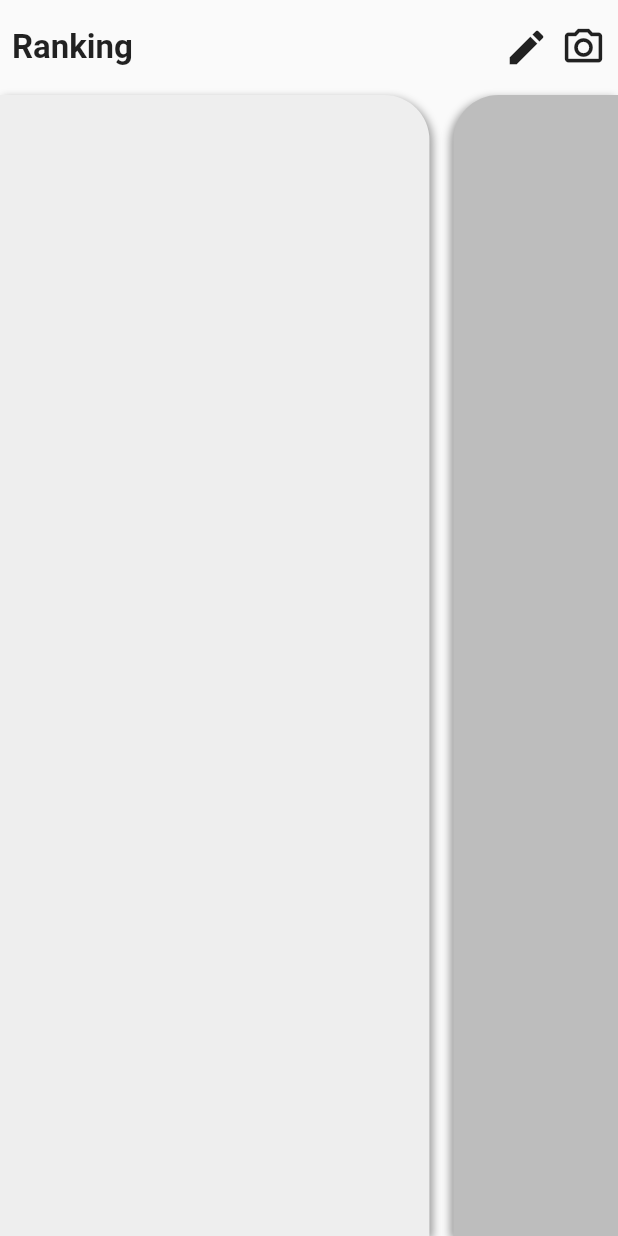
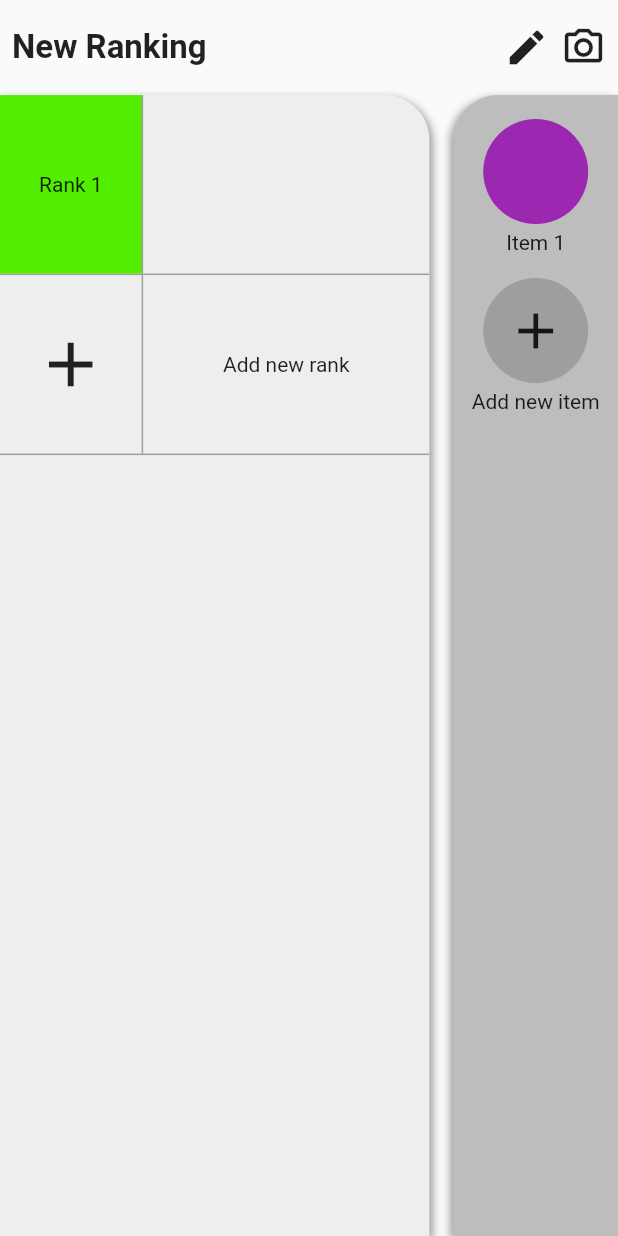
Before and after one commit to gabriel371/rnkr, a Flutter app: the screen it shows after launch, on a phone screen of 412 x 824 dp. Run offline on Flutter 3.47's test engine with Material 2 defaults, Android fonts, the phone set to English and light mode, and no system bars; missing offline and left inert: localstore.

Commit message:
created buttons for adding new ranks and new items

```diff
--- a/lib/app/app.dart
+++ b/lib/app/app.dart
@@ -11,7 +11,7 @@ class App extends StatelessWidget {
       debugShowCheckedModeBanner: false,
       title: 'rnkr',
       theme: ThemeData(
-        primarySwatch: Colors.blue,
+        primarySwatch: Colors.green,
       ),
       home: const HomePage(),
     );
--- a/lib/app/pages/home/home_page.dart
+++ b/lib/app/pages/home/home_page.dart
@@ -1,10 +1,11 @@
-import 'dart:convert';
-
 import 'package:flutter/material.dart';
-import 'package:rnkr/app/data/categories.dart';
-import 'package:rnkr/app/data/models/category_model.dart';
+import 'package:rnkr/app/data/models/item_model.dart';
+import 'package:rnkr/app/data/models/rank_model.dart';
 import 'package:rnkr/app/data/models/ranking_model.dart';
-import 'package:rnkr/main.dart';
+import 'package:rnkr/app/pages/home/widgets/add_item_button.dart';
+import 'package:rnkr/app/pages/home/widgets/add_rank_button.dart';
+import 'package:rnkr/app/pages/home/widgets/item.dart';
+import 'package:rnkr/app/pages/home/widgets/rank.dart';
 
 import '../../global/constants.dart';
 
@@ -16,6 +17,25 @@ class HomePage extends StatefulWidget {
 }
 
 class _HomePageState extends State<HomePage> {
+  // Just a temporary example
+  RankingModel ranking = RankingModel(
+    name: 'New Ranking',
+    ranks: [
+      RankModel(
+        name: 'Rank 1',
+        color: const Color(0xFF51EE00),
+        position: 0,
+        items: [],
+      ),
+    ],
+    items: [
+      ItemModel(
+        name: 'Item 1',
+        repeatable: false,
+      ),
+    ],
+  );
+
   @override
   Widget build(BuildContext context) {
     return Scaffold(
@@ -34,10 +54,9 @@ class _HomePageState extends State<HomePage> {
                   child: Row(
                     mainAxisAlignment: MainAxisAlignment.spaceBetween,
                     children: [
-                      const Text(
-                        // ranking.name,
-                        'Ranking',
-                        style: TextStyle(
+                      Text(
+                        ranking.name,
+                        style: const TextStyle(
                           fontSize: 22.0,
                           fontWeight: FontWeight.bold,
                         ),
@@ -94,8 +113,13 @@ class _HomePageState extends State<HomePage> {
                             topRight: Radius.circular(30.0),
                           ),
                           child: ListView(
-                            // TODO: Implement list of selected items here
-                            children: const [],
+                            // TODO: Turn this area into a draggable item target
+                            children: [
+                              ...ranking.ranks!
+                                  .map((rank) => Rank(rank: rank))
+                                  .toList(),
+                              const AddRankButton(),
+                            ],
                           ),
                         ),
                       ),
@@ -124,8 +148,13 @@ class _HomePageState extends State<HomePage> {
                             topLeft: Radius.circular(30.0),
                           ),
                           child: ListView(
-                            // TODO: Implement list of available items here
-                            children: const [],
+                            // TODO: Turn these items into draggables
+                            children: [
+                              ...ranking.items!
+                                  .map((item) => Item(item: item))
+                                  .toList(),
+                              const AddItemButton(),
+                            ],
                           ),
                         ),
                       ),
--- /dev/null
+++ b/lib/app/pages/home/widgets/add_item_button.dart
@@ -0,0 +1,36 @@
+import 'package:flutter/material.dart';
+
+import '../../../global/constants.dart';
+
+class AddItemButton extends StatelessWidget {
+  const AddItemButton({Key? key}) : super(key: key);
+
+  @override
+  Widget build(BuildContext context) {
+    return Column(
+      children: [
+        Container(
+          margin: const EdgeInsets.only(
+            top: defaultPadding,
+            left: defaultPadding / 8,
+            right: defaultPadding / 8,
+            bottom: defaultPadding / 4,
+          ),
+          height: 70.0,
+          width: 70.0,
+          decoration: const BoxDecoration(
+            shape: BoxShape.circle,
+            color: Colors.grey,
+          ),
+          child: const Center(
+            child: Icon(
+              Icons.add,
+              size: 40.0,
+            ),
+          ),
+        ),
+        const Text('Add new item'),
+      ],
+    );
+  }
+}
--- /dev/null
+++ b/lib/app/pages/home/widgets/add_rank_button.dart
@@ -0,0 +1,52 @@
+import 'package:flutter/material.dart';
+
+class AddRankButton extends StatelessWidget {
+  const AddRankButton({
+    Key? key,
+  }) : super(key: key);
+
+  @override
+  Widget build(BuildContext context) {
+    return Container(
+      height: 120.0,
+      decoration: const BoxDecoration(
+        border: Border(
+          bottom: BorderSide(
+            width: 1.0,
+            color: Colors.grey,
+          ),
+        ),
+      ),
+      child: Flex(
+        direction: Axis.horizontal,
+        children: [
+          Expanded(
+            flex: 2,
+            child: Container(
+              decoration: const BoxDecoration(
+                border: Border(
+                  right: BorderSide(
+                    width: 1.0,
+                    color: Colors.grey,
+                  ),
+                ),
+              ),
+              child: const Center(
+                child: Icon(
+                  Icons.add,
+                  size: 50.0,
+                ),
+              ),
+            ),
+          ),
+          const Expanded(
+            flex: 4,
+            child: Center(
+              child: Text('Add new rank'),
+            ),
+          ),
+        ],
+      ),
+    );
+  }
+}
--- /dev/null
+++ b/lib/app/pages/home/widgets/item.dart
@@ -0,0 +1,37 @@
+import 'package:flutter/material.dart';
+import 'package:rnkr/app/data/models/item_model.dart';
+import 'package:rnkr/app/global/constants.dart';
+
+class Item extends StatelessWidget {
+  final double? size;
+  final ItemModel? item;
+
+  const Item({
+    Key? key,
+    this.size = 70.0,
+    required this.item,
+  }) : super(key: key);
+
+  @override
+  Widget build(BuildContext context) {
+    return Column(
+      children: [
+        Container(
+          margin: const EdgeInsets.only(
+            top: defaultPadding,
+            left: (defaultPadding / 8),
+            right: (defaultPadding / 8),
+            bottom: (defaultPadding / 4),
+          ),
+          height: size,
+          width: size,
+          decoration: const BoxDecoration(
+            shape: BoxShape.circle,
+            color: Colors.purple,
+          ),
+        ),
+        Text(item!.name.toString()),
+      ],
+    );
+  }
+}
--- /dev/null
+++ b/lib/app/pages/home/widgets/rank.dart
@@ -0,0 +1,72 @@
+import 'package:flutter/material.dart';
+
+import '../../../data/models/item_model.dart';
+import '../../../data/models/rank_model.dart';
+import '../../../global/constants.dart';
+import 'item.dart';
+
+class Rank extends StatelessWidget {
+  final RankModel? rank;
+
+  const Rank({Key? key, required this.rank}) : super(key: key);
+
+  @override
+  Widget build(BuildContext context) {
+    return Container(
+      height: 120.0,
+      decoration: const BoxDecoration(
+        border: Border(
+          bottom: BorderSide(
+            width: 1.0,
+            color: Colors.grey,
+          ),
+        ),
+      ),
+      child: Flex(
+        direction: Axis.horizontal,
+        children: [
+          Expanded(
+            flex: 2,
+            child: Container(
+              decoration: BoxDecoration(
+                color: rank!.color,
+                border: const Border(
+                  right: BorderSide(
+                    width: 1.0,
+                    color: Colors.grey,
+                  ),
+                ),
+              ),
+              child: Center(
+                child: Text(rank!.name),
+              ),
+            ),
+          ),
+          Expanded(
+            flex: 4,
+            child: DragTarget(
+              builder: (context, acceptData, rejectData) {
+                return ListView.builder(
+                  padding: const EdgeInsets.only(top: (defaultPadding / 2)),
+                  scrollDirection: Axis.horizontal,
+                  itemCount: rank!.items?.length,
+                  itemBuilder: (context, i) {
+                    return Item(
+                      size: 60.0,
+                      item: rank!.items?[i],
+                    );
+                  },
+                );
+              },
+              onWillAccept: (_) => true,
+              onAccept: (ItemModel item) {
+                print(item.name);
+                rank!.items?.add(item);
+              },
+            ),
+          ),
+        ],
+      ),
+    );
+  }
+}
```
Also changed, not shown: lib/app/data/models/ranking_model.dart (+0 -17 lines), lib/app/pages/home/widgets/ranking_card.dart (deleted, +0 -129 lines), lib/app/data/models/rank_model.dart (line endings or trailing spaces).
